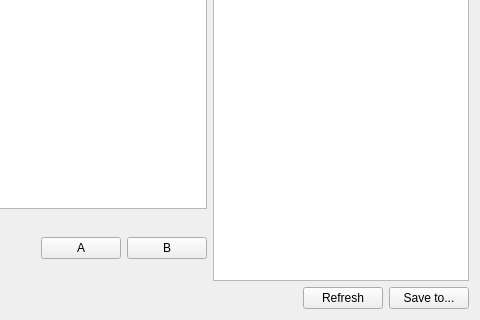
Above: cbc2/src/Controller.ui from kipr/kiss-targets before the change; both pictures show x 270 to 750 and y 112 to 432 of the 750 by 432 pixel window. Below: the same form after it.
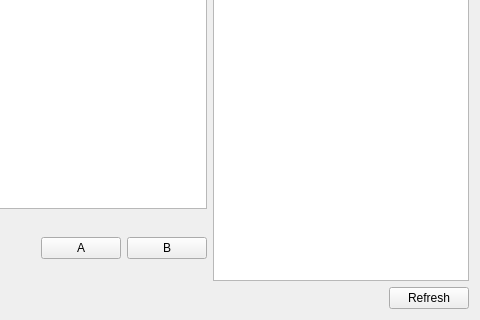
That is the form after the change. Icons and pictures are not drawn.

```diff
--- a/cbc2/src/Controller.ui
+++ b/cbc2/src/Controller.ui
@@ -254,13 +254,6 @@
        </property>
       </widget>
      </item>
-     <item>
-      <widget class="QPushButton" name="ui_saveTo">
-       <property name="text">
-        <string>Save to...</string>
-       </property>
-      </widget>
-     </item>
     </layout>
    </item>
   </layout>
```
Left out of the diff: 6 changed lines with no effect on the pictures.
